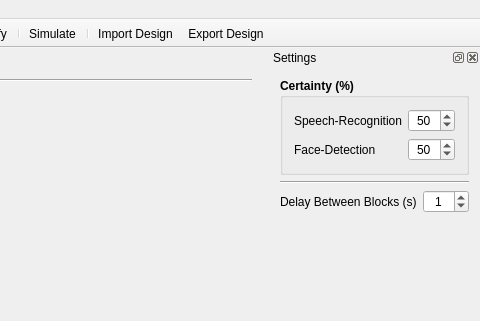
Before: the Qt Designer form interaction_manager/ui/dialogmainwindow.ui in ES-TUDelft/interaction-design-tool-ir, drawn with Qt 5; both pictures show x 736 to 1216 and y 0 to 321 of the 1216 by 769 pixel window.
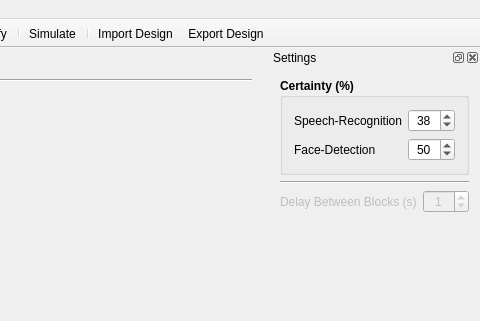
After: the same form once the commit is applied. Icons and pictures are not drawn.

Diff of the .ui file:
```diff
--- a/interaction_manager/ui/dialogmainwindow.ui
+++ b/interaction_manager/ui/dialogmainwindow.ui
@@ -578,6 +578,9 @@
       <layout class="QGridLayout" name="gridLayout">
        <item row="2" column="1">
         <widget class="QSpinBox" name="blocksDelaySpinBox">
+         <property name="enabled">
+          <bool>false</bool>
+         </property>
          <property name="alignment">
           <set>Qt::AlignCenter</set>
          </property>
@@ -634,7 +637,7 @@
                <number>100</number>
               </property>
               <property name="value">
-               <number>50</number>
+               <number>38</number>
               </property>
              </widget>
             </item>
@@ -680,6 +683,9 @@
        </item>
        <item row="2" column="0">
         <widget class="QLabel" name="label_3">
+         <property name="enabled">
+          <bool>false</bool>
+         </property>
          <property name="text">
           <string>Delay Between Blocks (s)</string>
          </property>
```
